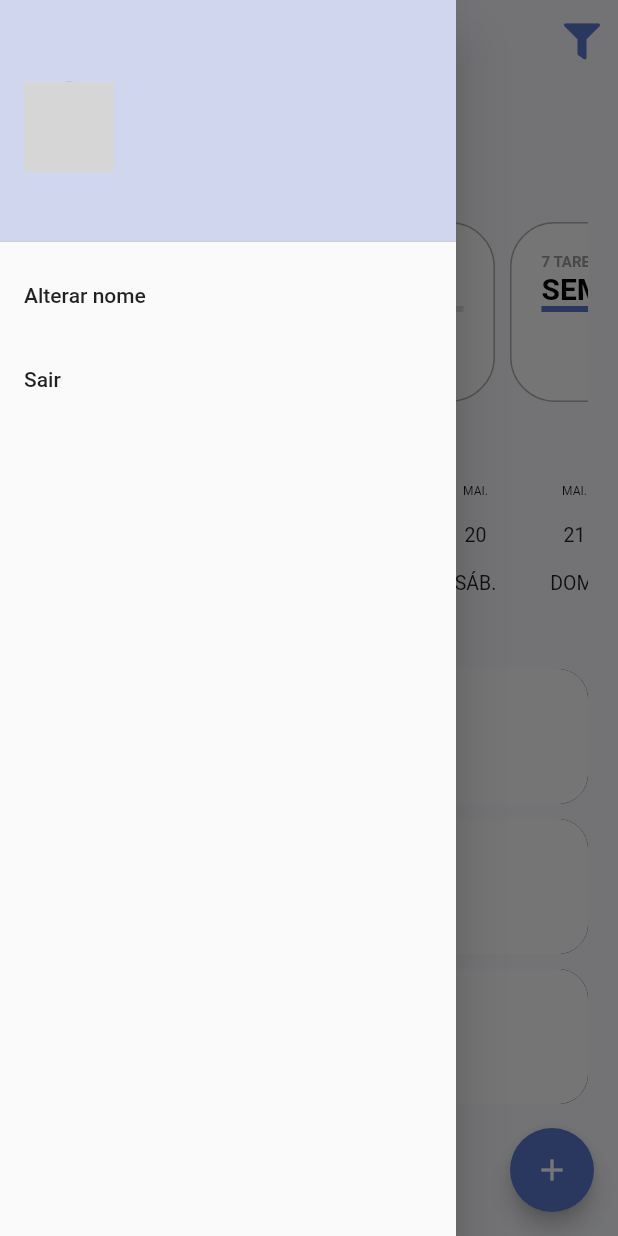
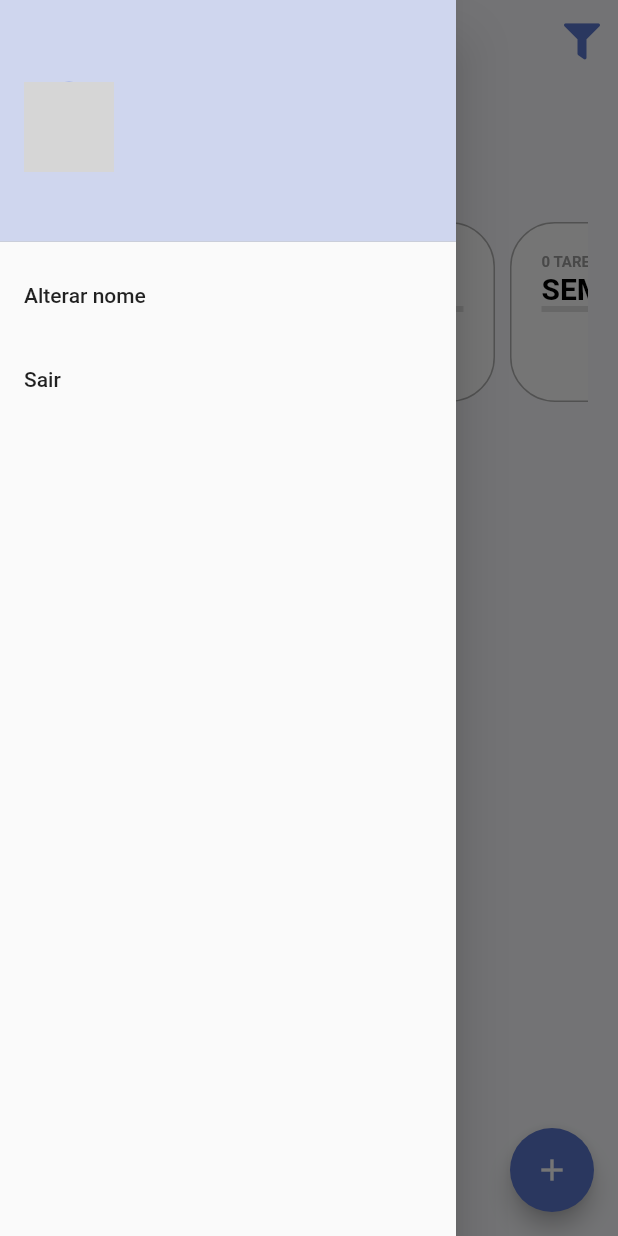
Before and after one commit to douglasrsantos/todo_list_provider, a Flutter app: the screen it shows once a user with an empty profile is signed in, with the side drawer open, on a phone screen of 412 x 824 dp. Run offline on Flutter 3.47's test engine with Material 2 defaults, Android fonts, the phone set to English and light mode, and no system bars; drawn by our look-alikes of date_picker_timeline; our stand-ins replace firebase_auth, firebase_core, flutter_signin_button, google_fonts, google_sign_in, sqflite and 2 more; missing offline and left inert: flutter_overlay_loader, validatorless; accounts and stored records are empty; network calls fail; Roboto replaces fonts that are missing (Mandali); grey boxes are pictures that could not be loaded.

Commit message:
integrated database records with the screen and implemented a day filter

```diff
--- a/lib/app/modules/home/home_module.dart
+++ b/lib/app/modules/home/home_module.dart
@@ -2,17 +2,33 @@ import 'package:provider/provider.dart';
 import 'package:todo_list_provider/app/core/modules/todo_list_module.dart';
 import 'package:todo_list_provider/app/modules/home/home_controller.dart';
 import 'package:todo_list_provider/app/modules/home/home_page.dart';
+import 'package:todo_list_provider/app/repositories/tasks/tasks_repository.dart';
+import 'package:todo_list_provider/app/repositories/tasks/tasks_repository_impl.dart';
+import 'package:todo_list_provider/app/services/tasks/tasks_service.dart';
+import 'package:todo_list_provider/app/services/tasks/tasks_service_impl.dart';
 
 class HomeModule extends TodoListModule {
   HomeModule()
       : super(
           bindings: [
+            Provider<TasksRepository>(
+              create: (context) => TasksRepositoryImpl(
+                sqliteConnectionFactory: context.read(),
+              ),
+            ),
+            Provider<TasksService>(
+              create: (context) => TasksServiceImpl(
+                tasksRepository: context.read(),
+              ),
+            ),
             ChangeNotifierProvider(
-              create: (context) => HomeController(),
+              create: (context) => HomeController(tasksService: context.read()),
             ),
           ],
           routers: {
-            '/home': (context) => const HomePage(),
+            '/home': (context) => HomePage(
+                  homeController: context.read(),
+                ),
           },
         );
 }
--- a/lib/app/modules/home/home_page.dart
+++ b/lib/app/modules/home/home_page.dart
@@ -1,6 +1,9 @@
 import 'package:flutter/material.dart';
+import 'package:todo_list_provider/app/core/notifier/default_listener_notifier.dart';
 import 'package:todo_list_provider/app/core/ui/theme_extensions.dart';
 import 'package:todo_list_provider/app/core/ui/todo_list_icons.dart';
+import 'package:todo_list_provider/app/models/task_filter_enum.dart';
+import 'package:todo_list_provider/app/modules/home/home_controller.dart';
 import 'package:todo_list_provider/app/modules/home/widgets/home_drawer.dart';
 import 'package:todo_list_provider/app/modules/home/widgets/home_filters.dart';
 import 'package:todo_list_provider/app/modules/home/widgets/home_header.dart';
@@ -8,11 +11,38 @@ import 'package:todo_list_provider/app/modules/home/widgets/home_tasks.dart';
 import 'package:todo_list_provider/app/modules/home/widgets/home_week_filter.dart';
 import 'package:todo_list_provider/app/modules/tasks/tasks_module.dart';
 
-class HomePage extends StatelessWidget {
-  const HomePage({super.key});
+class HomePage extends StatefulWidget {
+  final HomeController _homeController;
 
-  void _goToCreateTask(BuildContext context) {
-    Navigator.of(context).push(
+  const HomePage({Key? key, required HomeController homeController})
+      : _homeController = homeController,
+        super(key: key);
+
+  @override
+  State<HomePage> createState() => _HomePageState();
+}
+
+class _HomePageState extends State<HomePage> {
+  @override
+  void initState() {
+    super.initState();
+    DefaultListenerNotifier(
+      changeNotifier: widget._homeController,
+    ).listener(
+      context: context,
+      successCallback: (notifier, listenerInstance) {
+        listenerInstance.dispose();
+      },
+    );
+
+    WidgetsBinding.instance.addPostFrameCallback((timeStamp) {
+      widget._homeController.loadTotalTasks();
+      widget._homeController.findTasks(filter: TaskFilterEnum.today);
+    });
+  }
+
+  Future<void> _goToCreateTask(BuildContext context) async {
+    await Navigator.of(context).push(
       PageRouteBuilder(
         transitionDuration: const Duration(milliseconds: 400),
         transitionsBuilder: (context, animation, secondaryAnimation, child) {
@@ -29,6 +59,7 @@ class HomePage extends StatelessWidget {
         },
       ),
     );
+    widget._homeController.refreshPage();
   }
 
   @override
--- a/lib/app/modules/home/widgets/home_filters.dart
+++ b/lib/app/modules/home/widgets/home_filters.dart
@@ -27,7 +27,8 @@ class HomeFilters extends StatelessWidget {
                 label: 'HOJE',
                 taskFilter: TaskFilterEnum.today,
                 totalTasksModel:
-                    TotalTasksModel(totalTasks: 9, totalTasksFinish: 1),
+                    context.select<HomeController, TotalTasksModel?>(
+                        (controller) => controller.todayTotalTasks),
                 selected: context.select<HomeController, TaskFilterEnum>(
                         (value) => value.filterSelected) ==
                     TaskFilterEnum.today,
@@ -36,7 +37,8 @@ class HomeFilters extends StatelessWidget {
                 label: 'AMANHÃ',
                 taskFilter: TaskFilterEnum.tomorrow,
                 totalTasksModel:
-                    TotalTasksModel(totalTasks: 8, totalTasksFinish: 7),
+                    context.select<HomeController, TotalTasksModel?>(
+                        (controller) => controller.tomorrowTotalTasks),
                 selected: context.select<HomeController, TaskFilterEnum>(
                         (value) => value.filterSelected) ==
                     TaskFilterEnum.tomorrow,
@@ -45,7 +47,8 @@ class HomeFilters extends StatelessWidget {
                 label: 'SEMANA',
                 taskFilter: TaskFilterEnum.week,
                 totalTasksModel:
-                    TotalTasksModel(totalTasks: 7, totalTasksFinish: 5),
+                    context.select<HomeController, TotalTasksModel?>(
+                        (controller) => controller.weekTotalTasks),
                 selected: context.select<HomeController, TaskFilterEnum>(
                         (value) => value.filterSelected) ==
                     TaskFilterEnum.week,
--- a/lib/app/modules/home/widgets/home_tasks.dart
+++ b/lib/app/modules/home/widgets/home_tasks.dart
@@ -1,5 +1,9 @@
 import 'package:flutter/material.dart';
+import 'package:provider/provider.dart';
 import 'package:todo_list_provider/app/core/ui/theme_extensions.dart';
+import 'package:todo_list_provider/app/models/task_filter_enum.dart';
+import 'package:todo_list_provider/app/models/task_model.dart';
+import 'package:todo_list_provider/app/modules/home/home_controller.dart';
 import 'package:todo_list_provider/app/modules/home/widgets/task.dart';
 
 class HomeTasks extends StatelessWidget {
@@ -12,16 +16,23 @@ class HomeTasks extends StatelessWidget {
         crossAxisAlignment: CrossAxisAlignment.start,
         children: [
           const SizedBox(height: 20),
-          Text(
-            'TAREFAS DE HOJE',
-            style: context.titleStyle,
+          Selector<HomeController, String>(
+            selector: (context, controller) {
+              return controller.filterSelected.description;
+            },
+            builder: (context, value, child) {
+              return Text(
+                'TAREFAS $value',
+                style: context.titleStyle,
+              );
+            },
           ),
           Column(
-            children: const [
-              Task(),
-              Task(),
-              Task(),
-            ],
+            children: context
+                .select<HomeController, List<TaskModel>>(
+                    (controller) => controller.filteredTasks)
+                .map((t) => Task(model: t))
+                .toList(),
           )
         ],
       ),
--- a/lib/app/modules/home/widgets/task.dart
+++ b/lib/app/modules/home/widgets/task.dart
@@ -1,7 +1,12 @@
 import 'package:flutter/material.dart';
+import 'package:intl/intl.dart';
+import 'package:todo_list_provider/app/models/task_model.dart';
 
 class Task extends StatelessWidget {
-  const Task({super.key});
+  final TaskModel model;
+  final dateFormat = DateFormat('dd/MM/y');
+
+  Task({Key? key, required this.model}) : super(key: key);
 
   @override
   Widget build(BuildContext context) {
@@ -18,19 +23,19 @@ class Task extends StatelessWidget {
         child: ListTile(
           contentPadding: const EdgeInsets.all(8),
           leading: Checkbox(
-            value: true,
+            value: model.finished,
             onChanged: (value) {},
           ),
-          title: const Text(
-            'Descrição da tarefa',
+          title: Text(
+            model.description,
             style: TextStyle(
-              decoration: false ? TextDecoration.lineThrough : null,
+              decoration: model.finished ? TextDecoration.lineThrough : null,
             ),
           ),
-          subtitle: const Text(
-            '20/07/2023',
+          subtitle: Text(
+            dateFormat.format(model.dateTime),
             style: TextStyle(
-              decoration: false ? TextDecoration.lineThrough : null,
+              decoration: model.finished ? TextDecoration.lineThrough : null,
             ),
           ),
           shape: RoundedRectangleBorder(
--- a/lib/app/modules/home/widgets/todo_card_filter.dart
+++ b/lib/app/modules/home/widgets/todo_card_filter.dart
@@ -1,7 +1,9 @@
 import 'package:flutter/material.dart';
+import 'package:provider/provider.dart';
 import 'package:todo_list_provider/app/core/ui/theme_extensions.dart';
 import 'package:todo_list_provider/app/models/task_filter_enum.dart';
 import 'package:todo_list_provider/app/models/total_tasks_model.dart';
+import 'package:todo_list_provider/app/modules/home/home_controller.dart';
 
 class TodoCardFilter extends StatelessWidget {
   final String label;
@@ -21,13 +23,21 @@ class TodoCardFilter extends StatelessWidget {
     final total = totalTasksModel?.totalTasks ?? 0.0;
     final totalFinish = totalTasksModel?.totalTasksFinish ?? 0.1;
 
-    final percent = (totalFinish * 100) / total;
+    double percent = (totalFinish * 100) / total;
+
+    if (percent.isInfinite || percent.isNaN) {
+      return percent = 0;
+    } else {
       return percent / 100;
+    }
   }
 
   @override
   Widget build(BuildContext context) {
-    return Container(
+    return InkWell(
+      onTap: () => context.read<HomeController>().findTasks(filter: taskFilter),
+      borderRadius: BorderRadius.circular(30),
+      child: Container(
         constraints: const BoxConstraints(
           minHeight: 120,
           maxWidth: 150,
@@ -68,8 +78,9 @@ class TodoCardFilter extends StatelessWidget {
               duration: const Duration(seconds: 1),
               builder: (context, value, child) {
                 return LinearProgressIndicator(
-                backgroundColor:
-                    selected ? context.primaryColorLight : Colors.grey.shade300,
+                  backgroundColor: selected
+                      ? context.primaryColorLight
+                      : Colors.grey.shade300,
                   valueColor: AlwaysStoppedAnimation<Color>(
                     selected ? Colors.white : context.primaryColor,
                   ),
@@ -79,6 +90,7 @@ class TodoCardFilter extends StatelessWidget {
             ),
           ],
         ),
+      ),
     );
   }
 }
```
Also changed, not shown: lib/app/models/task_filter_enum.dart (+13 -0 lines), lib/app/modules/home/home_controller.dart (+75 -0 lines), lib/app/modules/home/widgets/home_week_filter.dart (+9 -1 lines). Lines whose indentation alone changed are shown as unchanged.
